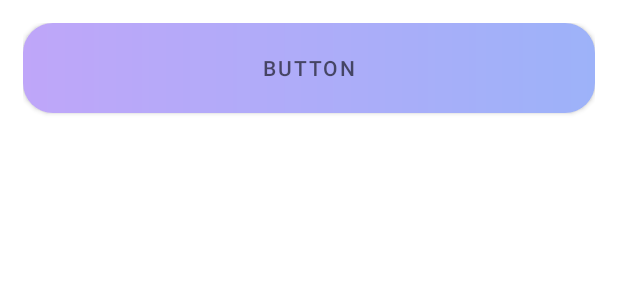
After one commit to ReusHarper/SafelyApp_Android, an Android app: the layout button_primary_bg.xml on its own in the app's theme, with its tools: preview values and no code run, on a phone screen of 412 x 824 dp. The commit adds this screen. Shown: the top 300 px of the screen. Run offline under Robolectric (Android 15) with nearby library versions, the phone set to English and light mode, and no system bars.

Commit message:
Creacion de componentes: Botones

```diff
--- /dev/null
+++ b/app/src/main/res/drawable/custom_button_gradient.xml
@@ -0,0 +1,12 @@
+<?xml version="1.0" encoding="utf-8"?>
+<shape xmlns:android="http://schemas.android.com/apk/res/android">
+
+    <gradient
+        android:startColor="@color/primary_500"
+        android:endColor="@color/secondary_500"
+        android:angle="180" />
+
+    <corners
+        android:radius="20dp"/>
+
+</shape>
--- /dev/null
+++ b/app/src/main/res/layout/button_primary_bg.xml
@@ -0,0 +1,20 @@
+<?xml version="1.0" encoding="utf-8"?>
+<LinearLayout
+    xmlns:android="http://schemas.android.com/apk/res/android"
+    xmlns:app="http://schemas.android.com/apk/res-auto"
+    xmlns:tools="http://schemas.android.com/tools"
+    android:layout_width="match_parent"
+    android:layout_height="match_parent"
+    android:padding="15dp"
+    android:layout_gravity="center">
+
+    <Button
+        android:layout_width="match_parent"
+        android:layout_height="60dp"
+        android:textAllCaps="true"
+        android:hint="BUTTON"
+        app:backgroundTint="@null"
+        android:background="@drawable/custom_button_gradient"
+        />
+
+</LinearLayout>
```
Also changed, not shown: app/src/main/res/layout/button_primary_white.xml (added, +23 -0 lines), app/src/main/res/layout/button_secondary_bg.xml (added, +21 -0 lines), app/src/main/res/layout/button_secondary_white.xml (added, +22 -0 lines), app/src/main/res/layout/button_tertiary_bg.xml (added, +21 -0 lines), app/src/main/res/layout/button_tertiary_white.xml (added, +23 -0 lines), app/src/main/res/values/colors.xml (+15 -0 lines).
